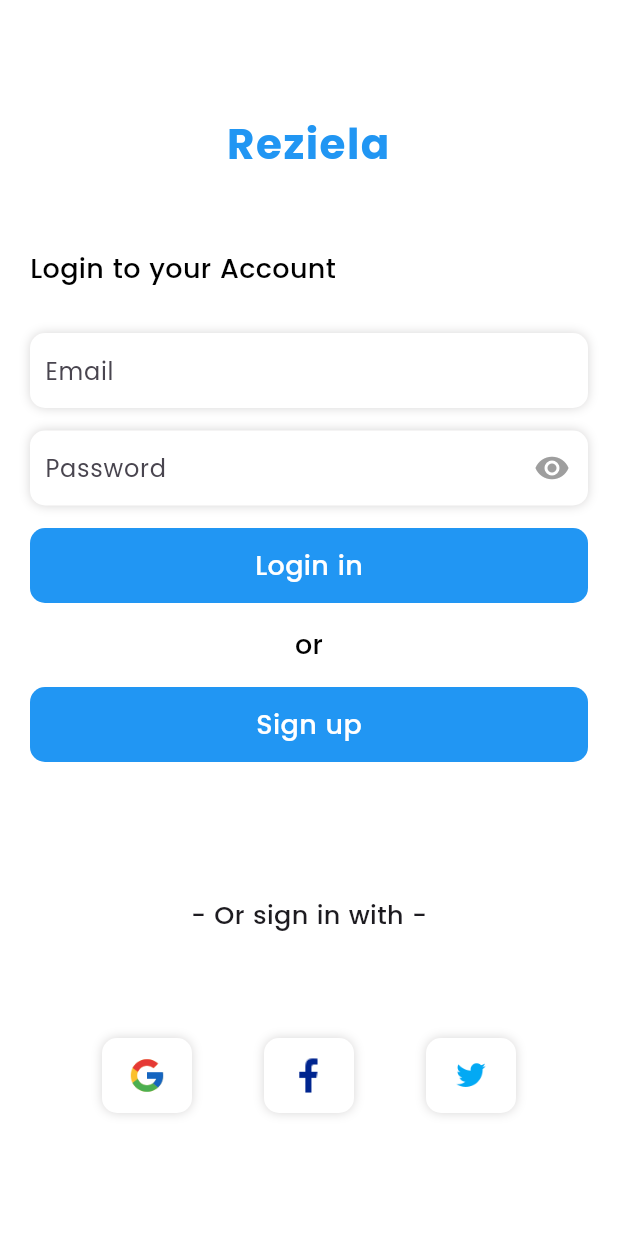
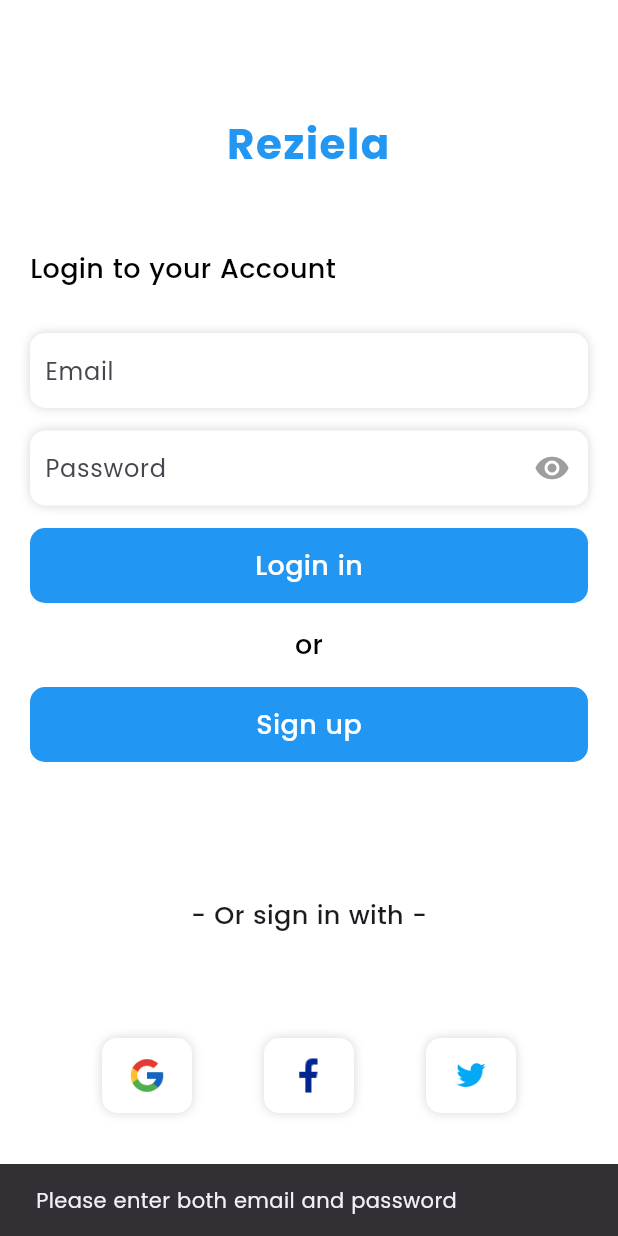
Before and after one commit to ayomidejoshua72/loginSignup, a Flutter app: the screen it shows after launch, after a tap on "Login in", on a phone screen of 412 x 824 dp. Run offline on Flutter 3.47's test engine with Material 3 defaults, Android fonts, the phone set to English and light mode, and no system bars.

Commit message:
Update login and signup screens

```diff
--- a/lib/screens/login_screen.dart
+++ b/lib/screens/login_screen.dart
@@ -1,3 +1,4 @@
+import 'package:authentication_page/screens/dashboard_screen.dart';
 import 'package:flutter/material.dart';
 
 import 'signup_screen.dart';
@@ -7,6 +8,8 @@ class LoginScreen extends StatelessWidget {
 
   @override
   Widget build(BuildContext context) {
+    TextEditingController emailController = TextEditingController();
+    final passwordController = TextEditingController();
     return Scaffold(
       backgroundColor: Colors.white,
       appBar: AppBar(
@@ -14,7 +17,7 @@ class LoginScreen extends StatelessWidget {
         elevation: 0,
       ),
       body: ListView(
-        padding:const EdgeInsets.all(20),
+        padding: const EdgeInsets.all(20),
         children: [
           const Center(
             child: Text(
@@ -38,13 +41,35 @@ class LoginScreen extends StatelessWidget {
             ),
           ),
           const SizedBox(height: 30),
-            const CustomTextField(
-                label: "Email", typeInput: TextInputType.emailAddress),
+          CustomTextField(
+            label: "Email",
+            typeInput: TextInputType.emailAddress,
+            typedEmail: emailController,
+          ),
           const SizedBox(height: 15),
-            const PasswordInput(),
+          PasswordInput(typedPassword: passwordController),
           const SizedBox(height: 15),
           GestureDetector(
-              onTap: () {},
+            onTap: () {
+              String enteredEmail = emailController.text;
+              String enteredPassword = passwordController.text;
+              if (enteredEmail.isEmpty || enteredPassword.isEmpty) {
+                ScaffoldMessenger.of(context).showSnackBar(
+                  const SnackBar(
+                    content: Text("Please enter both email and password"),
+                  ),
+                );
+              } else {
+                Navigator.push(
+                  context,
+                  MaterialPageRoute(
+                    builder: (context) => DashboardScreen(
+                        accountName: "Your Account Name",
+                        accountEmail: enteredEmail),
+                  ),
+                );
+              }
+            },
             child: Container(
               height: 50,
               alignment: Alignment.center,
@@ -153,7 +178,9 @@ class MyContainer extends StatelessWidget {
 }
 
 class PasswordInput extends StatefulWidget {
-  const PasswordInput({super.key});
+  const PasswordInput({super.key, this.typedPassword});
+
+  final TextEditingController? typedPassword;
 
   @override
   State<PasswordInput> createState() => _PasswordInputState();
@@ -177,6 +204,7 @@ class _PasswordInputState extends State<PasswordInput> {
         borderRadius: BorderRadius.circular(10),
       ),
       child: TextField(
+        controller: widget.typedPassword,
         obscureText: _obscureText,
         decoration: InputDecoration(
           labelText: "Password",
@@ -203,9 +231,14 @@ class CustomTextField extends StatelessWidget {
   final String label;
   final TextInputType? typeInput;
   final IconButton? suffixIcon;
+  final TextEditingController? typedEmail;
 
   const CustomTextField(
-      {super.key, required this.label, this.typeInput, this.suffixIcon});
+      {super.key,
+      required this.label,
+      this.typeInput,
+      this.typedEmail,
+      this.suffixIcon});
 
   @override
   Widget build(BuildContext context) {
@@ -223,6 +256,7 @@ class CustomTextField extends StatelessWidget {
         borderRadius: BorderRadius.circular(10),
       ),
       child: TextField(
+        controller: typedEmail,
         obscureText: false,
         decoration: InputDecoration(
           labelText: label,
--- a/lib/screens/signup_screen.dart
+++ b/lib/screens/signup_screen.dart
@@ -12,6 +12,7 @@ class SignUpScreen extends StatelessWidget {
       appBar: AppBar(
         backgroundColor: Colors.white,
         elevation: 0,
+        foregroundColor: Colors.black.withOpacity(.2),
       ),
       body: ListView(
         padding: const EdgeInsets.all(30),
@@ -173,6 +174,7 @@ class _TechnicalSkillsDropdownState extends State<TechnicalSkillsDropdown> {
   Widget build(BuildContext context) {
     return Container(
       height: height,
+      // width: 3,
       decoration: BoxDecoration(
         color: Colors.white,
         boxShadow: const [
@@ -185,10 +187,13 @@ class _TechnicalSkillsDropdownState extends State<TechnicalSkillsDropdown> {
         borderRadius: BorderRadius.circular(10),
       ),
       child: DropdownButtonFormField<String>(
+
+        isDense: true,
+        // itemHeight: 20,
         value: selectedTechSkill,
         decoration: const InputDecoration(
           labelText: "Technical Skills",
-          contentPadding: EdgeInsets.all(10),
+          contentPadding: EdgeInsets.symmetric(horizontal: 4, vertical: 10),
           border: InputBorder.none,
 
         ),
```
Lines whose indentation alone changed are shown as unchanged.
